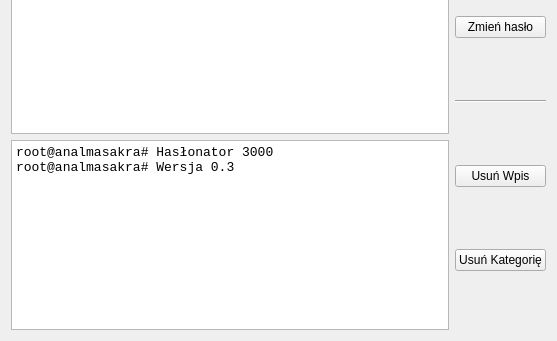
123kubix123/password-manager, file gui.ui: the form before one commit; both pictures show x 0 to 557 and y 154 to 495 of the 557 by 495 pixel window.
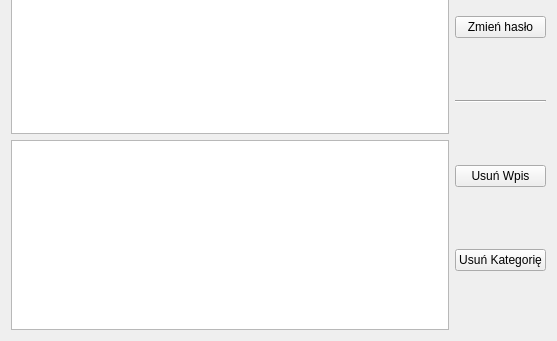
The form after the commit.

What changed in the file:
```diff
--- a/gui.ui
+++ b/gui.ui
@@ -52,8 +52,6 @@
 &lt;html&gt;&lt;head&gt;&lt;meta name=&quot;qrichtext&quot; content=&quot;1&quot; /&gt;&lt;style type=&quot;text/css&quot;&gt;
 p, li { white-space: pre-wrap; }
 &lt;/style&gt;&lt;/head&gt;&lt;body style=&quot; font-family:'Consolas'; font-size:10pt; font-weight:400; font-style:normal;&quot;&gt;
-&lt;p style=&quot; margin-top:0px; margin-bottom:0px; margin-left:0px; margin-right:0px; -qt-block-indent:0; text-indent:0px;&quot;&gt;root@analmasakra# Hasłonator 3000&lt;/p&gt;
-&lt;p style=&quot; margin-top:0px; margin-bottom:0px; margin-left:0px; margin-right:0px; -qt-block-indent:0; text-indent:0px;&quot;&gt;root@analmasakra# Wersja 0.3&lt;/p&gt;
 &lt;p style=&quot;-qt-paragraph-type:empty; margin-top:0px; margin-bottom:0px; margin-left:0px; margin-right:0px; -qt-block-indent:0; text-indent:0px;&quot;&gt;&lt;br /&gt;&lt;/p&gt;&lt;/body&gt;&lt;/html&gt;</string>
           </property>
          </widget>
```
Left out of the diff: 2 changed lines with no effect on the pictures.
